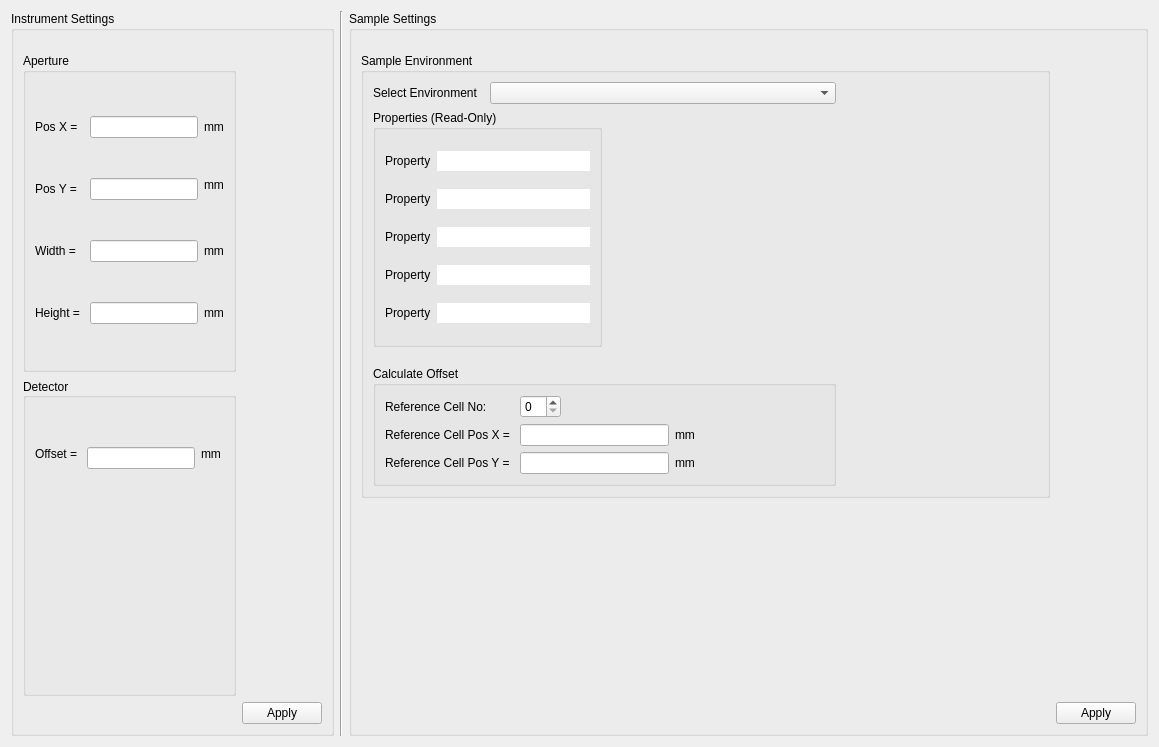
Old version of the form nicos_ess/loki/gui/ui_files/exp_config.ui in the repository jfkcooper/nicos.
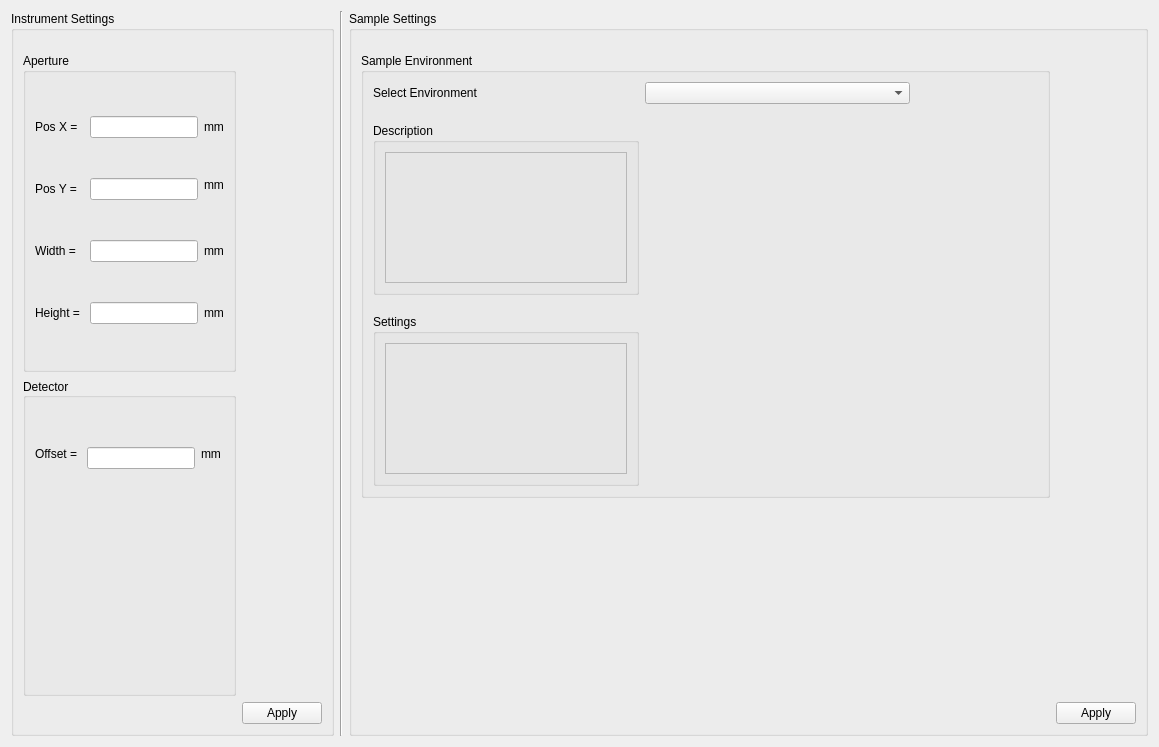
New version of the form.

Commit message: various changes in ui files and init changer class

```diff
--- a/nicos_ess/loki/gui/ui_files/exp_config.ui
+++ b/nicos_ess/loki/gui/ui_files/exp_config.ui
@@ -14,385 +14,6 @@
    <string>Form</string>
   </property>
   <layout class="QGridLayout" name="gridLayout">
-   <item row="0" column="2">
-    <widget class="QGroupBox" name="sampleSetGroupBox">
-     <property name="title">
-      <string>Sample Settings</string>
-     </property>
-     <property name="flat">
-      <bool>true</bool>
-     </property>
-     <layout class="QGridLayout" name="gridLayout_8">
-      <item row="0" column="0">
-       <spacer name="vSpacer4">
-        <property name="orientation">
-         <enum>Qt::Vertical</enum>
-        </property>
-        <property name="sizeType">
-         <enum>QSizePolicy::Fixed</enum>
-        </property>
-        <property name="sizeHint" stdset="0">
-         <size>
-          <width>20</width>
-          <height>13</height>
-         </size>
-        </property>
-       </spacer>
-      </item>
-      <item row="1" column="0">
-       <widget class="QGroupBox" name="envGroupBox">
-        <property name="title">
-         <string>Sample Environment</string>
-        </property>
-        <property name="flat">
-         <bool>true</bool>
-        </property>
-        <layout class="QGridLayout" name="gridLayout_5">
-         <item row="0" column="0">
-          <widget class="QLabel" name="envLabel">
-           <property name="text">
-            <string>Select Environment</string>
-           </property>
-          </widget>
-         </item>
-         <item row="0" column="1" colspan="3">
-          <widget class="QComboBox" name="envComboBox"/>
-         </item>
-         <item row="0" column="4">
-          <spacer name="hSpacer1">
-           <property name="orientation">
-            <enum>Qt::Horizontal</enum>
-           </property>
-           <property name="sizeType">
-            <enum>QSizePolicy::Fixed</enum>
-           </property>
-           <property name="sizeHint" stdset="0">
-            <size>
-             <width>128</width>
-             <height>20</height>
-            </size>
-           </property>
-          </spacer>
-         </item>
-         <item row="1" column="0" rowspan="2" colspan="2">
-          <widget class="QGroupBox" name="propertiesGroupBox">
-           <property name="title">
-            <string>Properties (Read-Only)</string>
-           </property>
-           <property name="flat">
-            <bool>true</bool>
-           </property>
-           <layout class="QGridLayout" name="gridLayout_6">
-            <item row="0" column="0">
-             <widget class="QLabel" name="firstPropertyLabel">
-              <property name="text">
-               <string>Property</string>
-              </property>
-             </widget>
-            </item>
-            <item row="0" column="1">
-             <widget class="QLineEdit" name="firstPropertyBox">
-              <property name="acceptDrops">
-               <bool>false</bool>
-              </property>
-              <property name="autoFillBackground">
-               <bool>false</bool>
-              </property>
-              <property name="frame">
-               <bool>false</bool>
-              </property>
-              <property name="readOnly">
-               <bool>true</bool>
-              </property>
-              <property name="placeholderText">
-               <string/>
-              </property>
-             </widget>
-            </item>
-            <item row="1" column="0">
-             <widget class="QLabel" name="secondPropertyLabel">
-              <property name="text">
-               <string>Property</string>
-              </property>
-             </widget>
-            </item>
-            <item row="1" column="1">
-             <widget class="QLineEdit" name="secondPropertyBox">
-              <property name="acceptDrops">
-               <bool>false</bool>
-              </property>
-              <property name="autoFillBackground">
-               <bool>false</bool>
-              </property>
-              <property name="frame">
-               <bool>false</bool>
-              </property>
-              <property name="readOnly">
-               <bool>true</bool>
-              </property>
-             </widget>
-            </item>
-            <item row="2" column="0">
-             <widget class="QLabel" name="thirdPropertyLabel">
-              <property name="text">
-               <string>Property</string>
-              </property>
-             </widget>
-            </item>
-            <item row="2" column="1">
-             <widget class="QLineEdit" name="thirdPropertyBox">
-              <property name="acceptDrops">
-               <bool>false</bool>
-              </property>
-              <property name="autoFillBackground">
-               <bool>false</bool>
-              </property>
-              <property name="frame">
-               <bool>false</bool>
-              </property>
-              <property name="readOnly">
-               <bool>true</bool>
-              </property>
-             </widget>
-            </item>
-            <item row="3" column="0">
-             <widget class="QLabel" name="fourthPropertyLabel">
-              <property name="text">
-               <string>Property</string>
-              </property>
-             </widget>
-            </item>
-            <item row="3" column="1">
-             <widget class="QLineEdit" name="fourthPropertyBox">
-              <property name="acceptDrops">
-               <bool>false</bool>
-              </property>
-              <property name="autoFillBackground">
-               <bool>false</bool>
-              </property>
-              <property name="frame">
-               <bool>false</bool>
-              </property>
-              <property name="readOnly">
-               <bool>true</bool>
-              </property>
-             </widget>
-            </item>
-            <item row="4" column="0">
-             <widget class="QLabel" name="fifthPropertyLabel">
-              <property name="text">
-               <string>Property</string>
-              </property>
-             </widget>
-            </item>
-            <item row="4" column="1">
-             <widget class="QLineEdit" name="fifthPropertyBox">
-              <property name="acceptDrops">
-               <bool>false</bool>
-              </property>
-              <property name="autoFillBackground">
-               <bool>false</bool>
-              </property>
-              <property name="frame">
-               <bool>false</bool>
-              </property>
-              <property name="readOnly">
-               <bool>true</bool>
-              </property>
-             </widget>
-            </item>
-           </layout>
-          </widget>
-         </item>
-         <item row="1" column="2">
-          <spacer name="vSpacer4_2">
-           <property name="orientation">
-            <enum>Qt::Vertical</enum>
-           </property>
-           <property name="sizeType">
-            <enum>QSizePolicy::Fixed</enum>
-           </property>
-           <property name="sizeHint" stdset="0">
-            <size>
-             <width>20</width>
-             <height>13</height>
-            </size>
-           </property>
-          </spacer>
-         </item>
-         <item row="2" column="5">
-          <spacer name="hSpacer2">
-           <property name="orientation">
-            <enum>Qt::Horizontal</enum>
-           </property>
-           <property name="sizeType">
-            <enum>QSizePolicy::Fixed</enum>
-           </property>
-           <property name="sizeHint" stdset="0">
-            <size>
-             <width>74</width>
-             <height>20</height>
-            </size>
-           </property>
-          </spacer>
-         </item>
-         <item row="3" column="0">
-          <spacer name="vSpacer4_3">
-           <property name="orientation">
-            <enum>Qt::Vertical</enum>
-           </property>
-           <property name="sizeType">
-            <enum>QSizePolicy::Fixed</enum>
-           </property>
-           <property name="sizeHint" stdset="0">
-            <size>
-             <width>20</width>
-             <height>13</height>
-            </size>
-           </property>
-          </spacer>
-         </item>
-         <item row="4" column="0" colspan="4">
-          <widget class="QGroupBox" name="refPosGroupBox">
-           <property name="title">
-            <string>Calculate Offset</string>
-           </property>
-           <property name="flat">
-            <bool>true</bool>
-           </property>
-           <layout class="QGridLayout" name="gridLayout_7">
-            <item row="0" column="0">
-             <widget class="QLabel" name="refCellNoLabel">
-              <property name="text">
-               <string>Reference Cell No:</string>
-              </property>
-             </widget>
-            </item>
-            <item row="0" column="1">
-             <widget class="QSpinBox" name="refCellSpinBox">
-              <property name="sizePolicy">
-               <sizepolicy hsizetype="Maximum" vsizetype="Fixed">
-                <horstretch>0</horstretch>
-                <verstretch>0</verstretch>
-               </sizepolicy>
-              </property>
-             </widget>
-            </item>
-            <item row="1" column="0">
-             <widget class="QLabel" name="refXLabel">
-              <property name="text">
-               <string>Reference Cell Pos X = </string>
-              </property>
-             </widget>
-            </item>
-            <item row="1" column="1">
-             <widget class="QLineEdit" name="refPosXBox">
-              <property name="layoutDirection">
-               <enum>Qt::RightToLeft</enum>
-              </property>
-              <property name="readOnly">
-               <bool>true</bool>
-              </property>
-             </widget>
-            </item>
-            <item row="1" column="2">
-             <widget class="QLabel" name="lbl6">
-              <property name="text">
-               <string>mm</string>
-              </property>
-             </widget>
-            </item>
-            <item row="2" column="0">
-             <widget class="QLabel" name="refYLabel">
-              <property name="text">
-               <string>Reference Cell Pos Y = </string>
-              </property>
-             </widget>
-            </item>
-            <item row="2" column="1">
-             <widget class="QLineEdit" name="refPosYBox">
-              <property name="layoutDirection">
-               <enum>Qt::RightToLeft</enum>
-              </property>
-              <property name="readOnly">
-               <bool>true</bool>
-              </property>
-             </widget>
-            </item>
-            <item row="2" column="2">
-             <widget class="QLabel" name="lbl7">
-              <property name="text">
-               <string>mm</string>
-              </property>
-             </widget>
-            </item>
-            <item row="0" column="2">
-             <spacer name="horizontalSpacer">
-              <property name="orientation">
-               <enum>Qt::Horizontal</enum>
-              </property>
-              <property name="sizeHint" stdset="0">
-               <size>
-                <width>40</width>
-                <height>20</height>
-               </size>
-              </property>
-             </spacer>
-            </item>
-           </layout>
-          </widget>
-         </item>
-         <item row="4" column="4">
-          <spacer name="hSpacer5">
-           <property name="orientation">
-            <enum>Qt::Horizontal</enum>
-           </property>
-           <property name="sizeType">
-            <enum>QSizePolicy::Fixed</enum>
-           </property>
-           <property name="sizeHint" stdset="0">
-            <size>
-             <width>74</width>
-             <height>20</height>
-            </size>
-           </property>
-          </spacer>
-         </item>
-        </layout>
-       </widget>
-      </item>
-      <item row="2" column="1">
-       <spacer name="vSpacer5">
-        <property name="orientation">
-         <enum>Qt::Vertical</enum>
-        </property>
-        <property name="sizeType">
-         <enum>QSizePolicy::Fixed</enum>
-        </property>
-        <property name="sizeHint" stdset="0">
-         <size>
-          <width>20</width>
-          <height>198</height>
-         </size>
-        </property>
-       </spacer>
-      </item>
-      <item row="3" column="1">
-       <widget class="QPushButton" name="sampleSetApply">
-        <property name="sizePolicy">
-         <sizepolicy hsizetype="Maximum" vsizetype="Fixed">
-          <horstretch>0</horstretch>
-          <verstretch>0</verstretch>
-         </sizepolicy>
-        </property>
-        <property name="text">
-         <string>Apply</string>
-        </property>
-       </widget>
-      </item>
-     </layout>
-    </widget>
-   </item>
    <item row="0" column="1">
     <widget class="Line" name="line">
      <property name="orientation">
@@ -602,6 +223,177 @@
      </layout>
     </widget>
    </item>
+   <item row="0" column="2">
+    <widget class="QGroupBox" name="sampleSetGroupBox">
+     <property name="title">
+      <string>Sample Settings</string>
+     </property>
+     <property name="flat">
+      <bool>true</bool>
+     </property>
+     <layout class="QGridLayout" name="gridLayout_8">
+      <item row="3" column="3">
+       <spacer name="vSpacer5">
+        <property name="orientation">
+         <enum>Qt::Vertical</enum>
+        </property>
+        <property name="sizeType">
+         <enum>QSizePolicy::Fixed</enum>
+        </property>
+        <property name="sizeHint" stdset="0">
+         <size>
+          <width>20</width>
+          <height>198</height>
+         </size>
+        </property>
+       </spacer>
+      </item>
+      <item row="4" column="3">
+       <widget class="QPushButton" name="sampleSetApply">
+        <property name="sizePolicy">
+         <sizepolicy hsizetype="Maximum" vsizetype="Fixed">
+          <horstretch>0</horstretch>
+          <verstretch>0</verstretch>
+         </sizepolicy>
+        </property>
+        <property name="text">
+         <string>Apply</string>
+        </property>
+       </widget>
+      </item>
+      <item row="1" column="1">
+       <widget class="QGroupBox" name="envGroupBox">
+        <property name="title">
+         <string>Sample Environment</string>
+        </property>
+        <property name="flat">
+         <bool>true</bool>
+        </property>
+        <layout class="QGridLayout" name="gridLayout_6">
+         <item row="0" column="0">
+          <widget class="QLabel" name="envLabel">
+           <property name="text">
+            <string>Select Environment</string>
+           </property>
+          </widget>
+         </item>
+         <item row="0" column="1">
+          <widget class="QComboBox" name="envComboBox"/>
+         </item>
+         <item row="0" column="2">
+          <spacer name="hSpacer1">
+           <property name="orientation">
+            <enum>Qt::Horizontal</enum>
+           </property>
+           <property name="sizeType">
+            <enum>QSizePolicy::Fixed</enum>
+           </property>
+           <property name="sizeHint" stdset="0">
+            <size>
+             <width>128</width>
+             <height>20</height>
+            </size>
+           </property>
+          </spacer>
+         </item>
+         <item row="1" column="0">
+          <spacer name="vSpacer4_2">
+           <property name="orientation">
+            <enum>Qt::Vertical</enum>
+           </property>
+           <property name="sizeType">
+            <enum>QSizePolicy::Fixed</enum>
+           </property>
+           <property name="sizeHint" stdset="0">
+            <size>
+             <width>20</width>
+             <height>13</height>
+            </size>
+           </property>
+          </spacer>
+         </item>
+         <item row="2" column="0">
+          <widget class="QGroupBox" name="descriptionGroupBox">
+           <property name="title">
+            <string>Description</string>
+           </property>
+           <property name="flat">
+            <bool>true</bool>
+           </property>
+           <layout class="QGridLayout" name="gridLayout_5">
+            <item row="0" column="0">
+             <widget class="QFrame" name="frame">
+              <property name="frameShape">
+               <enum>QFrame::StyledPanel</enum>
+              </property>
+              <property name="frameShadow">
+               <enum>QFrame::Raised</enum>
+              </property>
+             </widget>
+            </item>
+           </layout>
+          </widget>
+         </item>
+         <item row="3" column="0">
+          <spacer name="vSpacer4_3">
+           <property name="orientation">
+            <enum>Qt::Vertical</enum>
+           </property>
+           <property name="sizeType">
+            <enum>QSizePolicy::Fixed</enum>
+           </property>
+           <property name="sizeHint" stdset="0">
+            <size>
+             <width>20</width>
+             <height>13</height>
+            </size>
+           </property>
+          </spacer>
+         </item>
+         <item row="4" column="0">
+          <widget class="QGroupBox" name="settingsGroupBox">
+           <property name="title">
+            <string>Settings</string>
+           </property>
+           <property name="flat">
+            <bool>true</bool>
+           </property>
+           <layout class="QGridLayout" name="gridLayout_7">
+            <item row="0" column="0">
+             <widget class="QFrame" name="frame_2">
+              <property name="frameShape">
+               <enum>QFrame::StyledPanel</enum>
+              </property>
+              <property name="frameShadow">
+               <enum>QFrame::Raised</enum>
+              </property>
+             </widget>
+            </item>
+           </layout>
+          </widget>
+         </item>
+        </layout>
+       </widget>
+      </item>
+      <item row="0" column="1">
+       <spacer name="vSpacer4">
+        <property name="orientation">
+         <enum>Qt::Vertical</enum>
+        </property>
+        <property name="sizeType">
+         <enum>QSizePolicy::Fixed</enum>
+        </property>
+        <property name="sizeHint" stdset="0">
+         <size>
+          <width>20</width>
+          <height>13</height>
+         </size>
+        </property>
+       </spacer>
+      </item>
+     </layout>
+    </widget>
+   </item>
   </layout>
  </widget>
  <tabstops>
```
Left out of the diff: 77 changed lines with no effect on the pictures. The commit also changes 3 other files.
